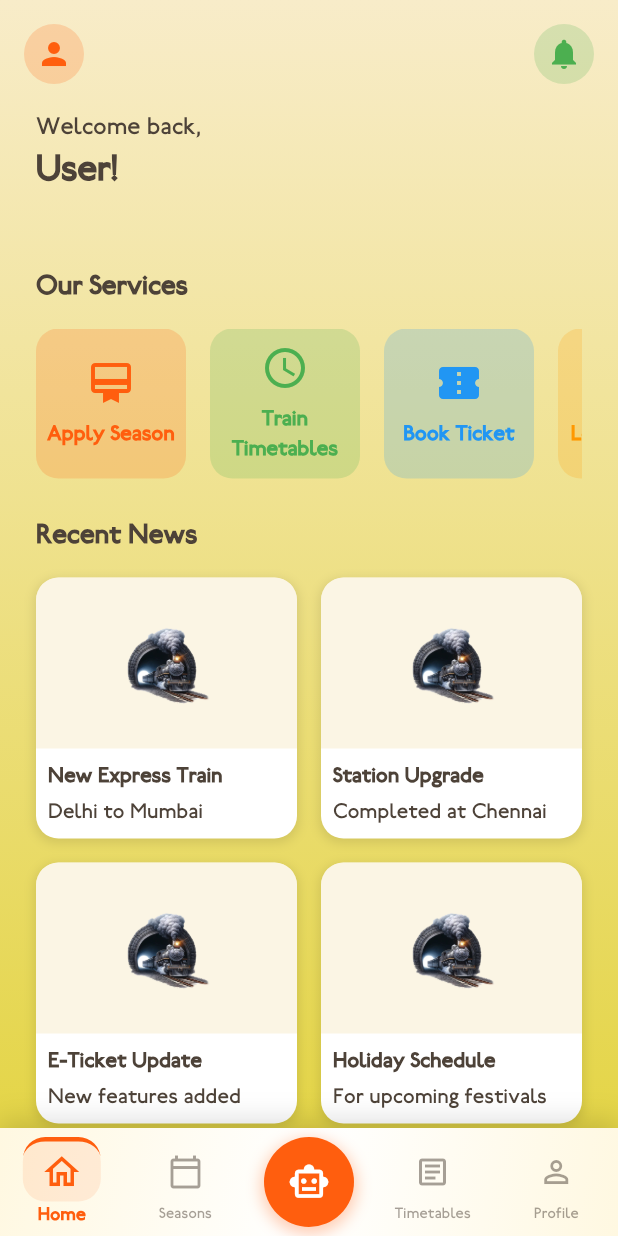
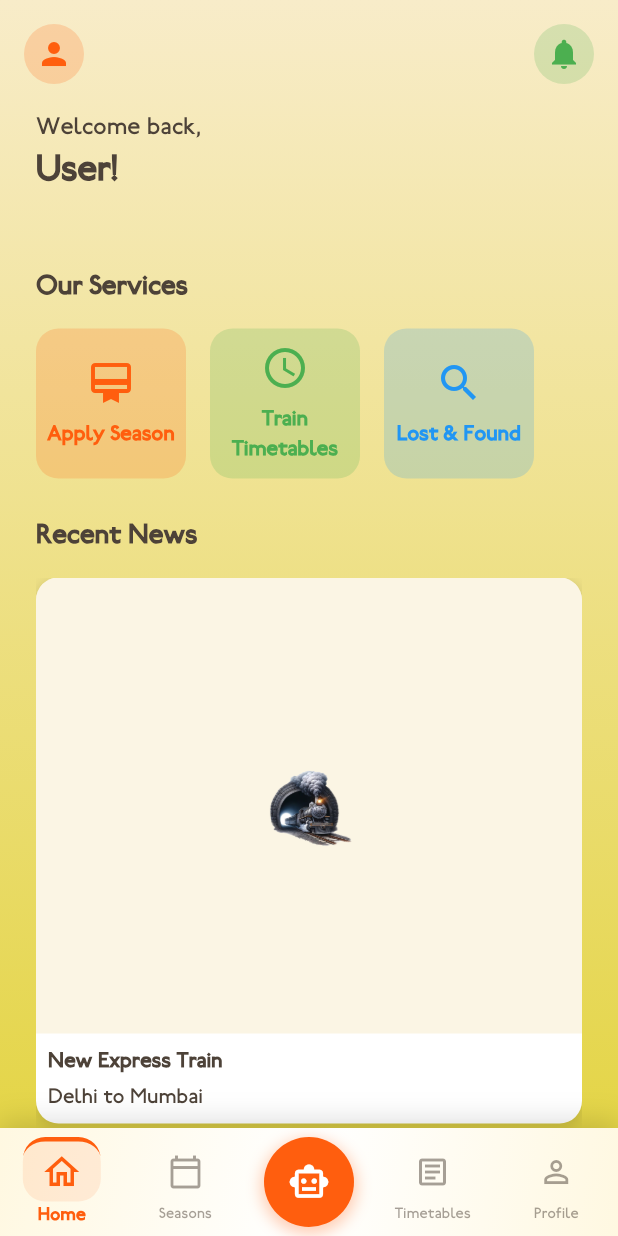
Before and after one commit to Prasad-k-Github/Prasad-k-Github-ESeason-online-train-season-purchesing-system, a Flutter app: the DashboardScreen screen opened directly, on a phone screen of 412 x 824 dp. Run offline on Flutter 3.47's test engine with Material 3 defaults, Android fonts, the phone set to English and light mode, and no system bars.

Commit message:
feat(dashboard): enhance category cards with tap interactions
- Add InkWell for tap handling with visual feedback (splash/highlight colors)
- Implement TweenAnimationBuilder for potential scale animations
- Remove "Book Ticket" card and reuse its color for "Lost & Found"
- Simplify grid layout by removing crossAxisSpacing and reducing columns to 1

```diff
--- a/lib/dashboard_screen.dart
+++ b/lib/dashboard_screen.dart
@@ -106,8 +106,7 @@ class _DashboardScreenState extends State<DashboardScreen> {
                         children: [
                           _buildCategoryCard('Apply Season', Icons.card_membership, const Color(0xFFFF5E0E)),
                           _buildCategoryCard('Train Timetables', Icons.schedule, const Color(0xFF4CAF50)),
-                          _buildCategoryCard('Book Ticket', Icons.confirmation_number, const Color(0xFF2196F3)),
-                          _buildCategoryCard('Lost & Found', Icons.search, const Color(0xFFFF9800)),
+                          _buildCategoryCard('Lost & Found', Icons.search, const Color(0xFF2196F3)),
                         ],
                       ),
                     ),
@@ -136,8 +135,7 @@ class _DashboardScreenState extends State<DashboardScreen> {
                       const SizedBox(height: 16),
                       Expanded(
                         child: GridView.count(
-                          crossAxisCount: 2,
-                          crossAxisSpacing: 16,
+                          crossAxisCount: 1,
                           mainAxisSpacing: 16,
                           children: [
                             _buildNewsCard('New Express Train', 'Delhi to Mumbai', 'assets/images/download3.png'),
@@ -189,7 +187,26 @@ class _DashboardScreenState extends State<DashboardScreen> {
   }
 
   Widget _buildCategoryCard(String title, IconData icon, Color color) {
-    return Container(
+    return InkWell(
+      onTap: () {
+        // Handle the tap event
+        print('$title category tapped');
+        // You can add navigation or other actions here
+        // For example: Navigator.push(context, MaterialPageRoute(builder: (context) => DetailScreen(title: title)));
+      },
+      splashColor: color.withOpacity(0.3),
+      highlightColor: color.withOpacity(0.1),
+      borderRadius: BorderRadius.circular(15), // Match the container's border radius
+      child: TweenAnimationBuilder(
+        duration: const Duration(milliseconds: 200),
+        tween: Tween<double>(begin: 1, end: 1),
+        builder: (context, double scale, child) {
+          return Transform.scale(
+            scale: scale,
+            child: child,
+          );
+        },
+        child: Container(
           margin: const EdgeInsets.only(right: 16),
           width: 100,
           height: 100,
@@ -216,6 +233,8 @@ class _DashboardScreenState extends State<DashboardScreen> {
                 textAlign: TextAlign.center,
               ),
             ],
+          ),
+        ),
       ),
     );
   }
```
Lines whose indentation alone changed are shown as unchanged.
